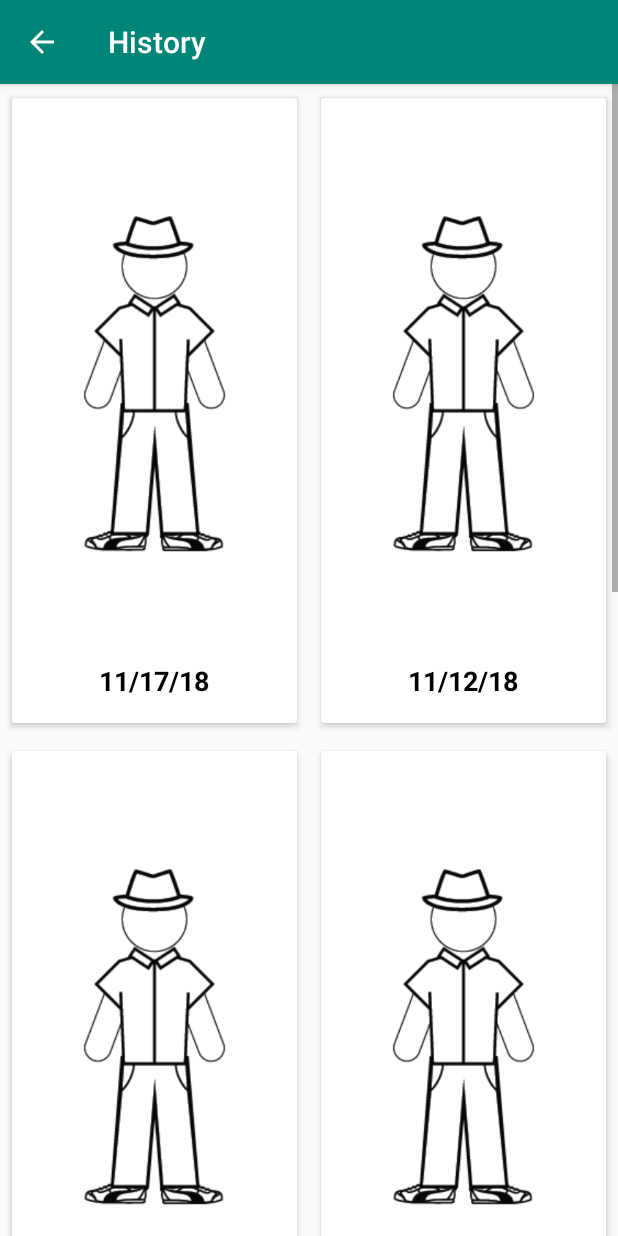
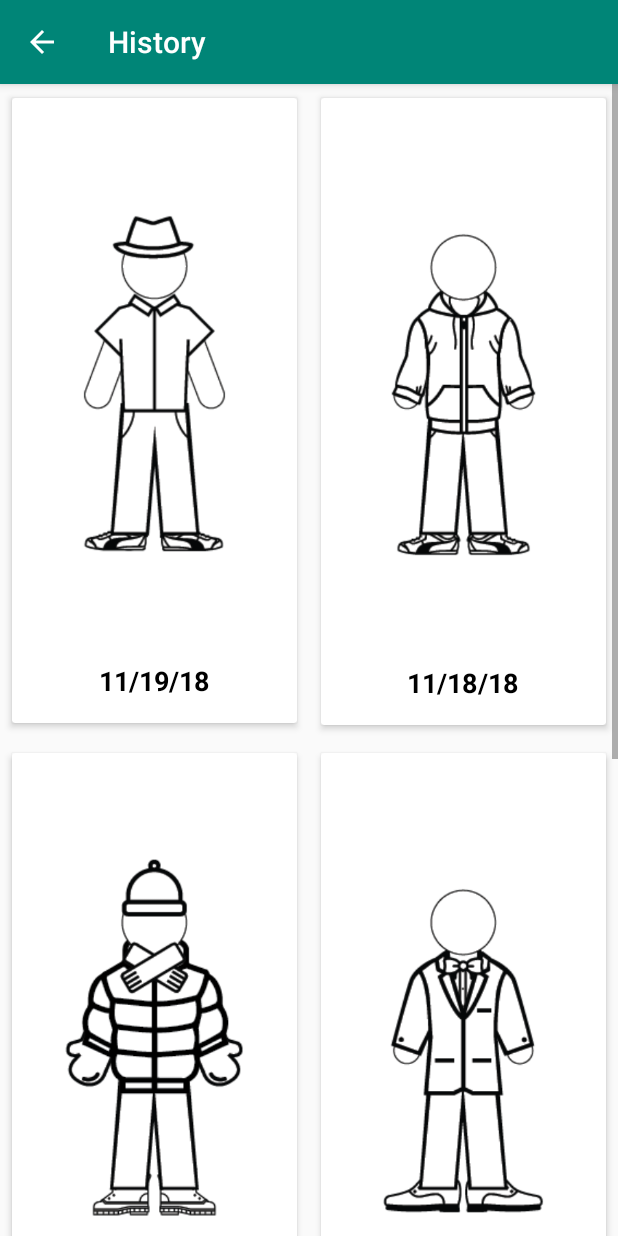
Before and after one commit to garport/WhatToWear, an Android app: the screen it shows after launch (HistoryActivity), after a tap on "History", on a phone screen of 412 x 824 dp. Run offline under Robolectric (Android 15) with nearby library versions, the phone set to English and light mode, and no system bars; 2 other taps on this screen came first.

Commit message:
changed the pre-set outfit history to have more than one outfit image

```diff
--- a/app/src/main/java/com/example/root/testapp/CustomApp.java
+++ b/app/src/main/java/com/example/root/testapp/CustomApp.java
@@ -1,6 +1,8 @@
 package com.example.root.testapp;
 
 import android.app.Application;
+
+import java.util.ArrayList;
 
 public class CustomApp extends Application {
 
@@ -11,22 +13,43 @@
         super.onCreate();
 
         // test data for history
-        ClothingTopH top = new ClothingTopH("Red","Cool","Informal","Short-Sleeve",R.drawable.shirt1);
-        ClothingBottomH bottom = new ClothingBottomH("Blue","Cool","Informal","Shorts",R.drawable.pants1);
+        ClothingTopH top = new ClothingTopH("Red","Cool","Informal","Jacket",R.drawable.shirt1);
+        ClothingBottomH bottom = new ClothingBottomH("Blue","Cool","Informal","Long Pants",R.drawable.pants1);
         ClothingShoesH shoes = new ClothingShoesH("Sneakers",R.drawable.shoes1);
-        Outfit outfit1 = new Outfit(top, bottom, shoes, "11/12/18", R.drawable.outfit1);
-        Outfit outfit2 = new Outfit(top, bottom, shoes, "11/11/18", R.drawable.outfit1);
-        Outfit outfit3 = new Outfit(top, bottom, shoes, "11/10/18", R.drawable.outfit1);
-        Outfit outfit4 = new Outfit(top, bottom, shoes, "11/9/18", R.drawable.outfit1);
-        Outfit outfit5 = new Outfit(top, bottom, shoes, "11/8/18", R.drawable.outfit1);
-        Outfit outfit6 = new Outfit(top, bottom, shoes, "11/7/18", R.drawable.outfit1);
-        Outfit outfit7 = new Outfit(top, bottom, shoes, "11/6/18", R.drawable.outfit1);
+        Outfit outfit1 = new Outfit(top, bottom, shoes, "11/18/18", R.drawable.outfitcasualcool);
+
+        top = new ClothingTopH("Blue","Cold","Informal","Parka",R.drawable.jacket2);
+        bottom = new ClothingBottomH("Tan","Cold", "Informal","Long Pants",R.drawable.pants1);
+        shoes = new ClothingShoesH("Boots",R.drawable.shoes1);
+        ClosetItem hat = new ClosetItem("accessory","Winter Hat","Red");
+        ClosetItem scarf = new ClosetItem("accessory","Scarf","Gray");
+        ClosetItem mittens = new ClosetItem("accessory","Mittens","Black");
+        ArrayList<ClosetItem> accessories = new ArrayList<>();
+        accessories.add(hat);
+        accessories.add(scarf);
+        accessories.add(mittens);
+        Outfit outfit2 = new Outfit(top, bottom, shoes, accessories,"11/17/18", R.drawable.outfitcold);
+
+        top = new ClothingTopH("Black","Cool","Very Formal","Suit Jacket",R.drawable.jacket2);
+        bottom = new ClothingBottomH("Black","Cool", "Very Formal","Long Pants",R.drawable.pants1);
+        shoes = new ClothingShoesH("Flat Shoes",R.drawable.shoes1);
+        Outfit outfit3 = new Outfit(top, bottom, shoes, "11/16/18", R.drawable.outfitformal);
+
+
+        top = new ClothingTopH("Green","Warm","Informal","Shirt",R.drawable.shirtcasual);
+        bottom = new ClothingBottomH("Blue","Warm", "Informal","Shorts",R.drawable.pantsshorts);
+        shoes = new ClothingShoesH("Sneakers",R.drawable.shoes1);
+        Outfit outfit4 = new Outfit(top, bottom, shoes, "11/15/18", R.drawable.outfitcasualwarm);
+
+        top = new ClothingTopH("White","Warm","Informal","Tank Top",R.drawable.shirtcasual);
+        bottom = new ClothingBottomH("Blue","Warm", "Informal","Shorts",R.drawable.pantsshorts);
+        shoes = new ClothingShoesH("Sneakers",R.drawable.shoes1);
+        Outfit outfit5 = new Outfit(top, bottom, shoes, "11/14/18", R.drawable.outfitcasualtanktop);
+
         HistoryActivity.outfitHistory.add(outfit1);
         HistoryActivity.outfitHistory.add(outfit2);
         HistoryActivity.outfitHistory.add(outfit3);
         HistoryActivity.outfitHistory.add(outfit4);
         HistoryActivity.outfitHistory.add(outfit5);
-        HistoryActivity.outfitHistory.add(outfit6);
-        HistoryActivity.outfitHistory.add(outfit7);
     }
 }
--- a/app/src/main/java/com/example/root/testapp/CustomizeActivity.java
+++ b/app/src/main/java/com/example/root/testapp/CustomizeActivity.java
@@ -28,7 +28,6 @@
             case -1:
                 top = 6;
                 customTop.setImageResource(R.drawable.shirt2);
-
                 break;
             case 0:
                 customTop.setImageResource(R.drawable.jacket2);
--- a/app/src/main/java/com/example/root/testapp/Outfit.java
+++ b/app/src/main/java/com/example/root/testapp/Outfit.java
@@ -1,10 +1,14 @@
 package com.example.root.testapp;
+
+import java.lang.reflect.Array;
+import java.util.ArrayList;
 
 public class Outfit {
 
     private ClothingBottomH bottom;
     private ClothingTopH top;
     private ClothingShoesH shoes;
+    private ArrayList<ClosetItem> acc; // accessory list
     private String date;
     private int imageFile;
 
@@ -13,6 +17,15 @@
         this.bottom = b;
         this.shoes = s;
         this.date = d;
+        this.imageFile = i;
+    }
+
+    public Outfit(ClothingTopH t, ClothingBottomH b, ClothingShoesH s, ArrayList<ClosetItem> a, String d, int i) {
+        this.top = t;
+        this.bottom = b;
+        this.shoes = s;
+        this.date = d;
+        this.acc = a;
         this.imageFile = i;
     }
 
@@ -41,6 +54,10 @@
         return shoes;
     }
 
+    public ArrayList<ClosetItem> getAcc() {
+        return acc;
+    }
+
     public String getDate() { return date; }
 
     public int getImageFile() { return imageFile;
```
Also changed, not shown: app/src/main/java/com/example/root/testapp/MainActivity.java (+40 -6 lines).
